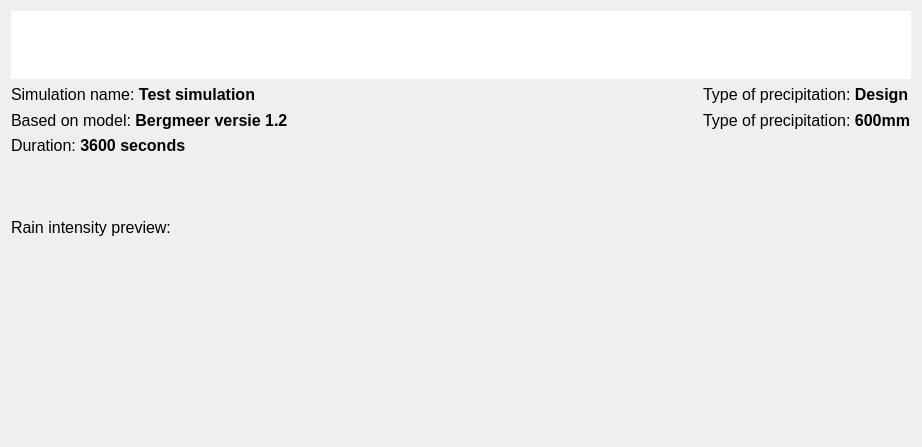
First picture: the form in threedi_api_qgis_client/ui/page4.ui, repository nens/threedi-api-qgis-client, before the edit.
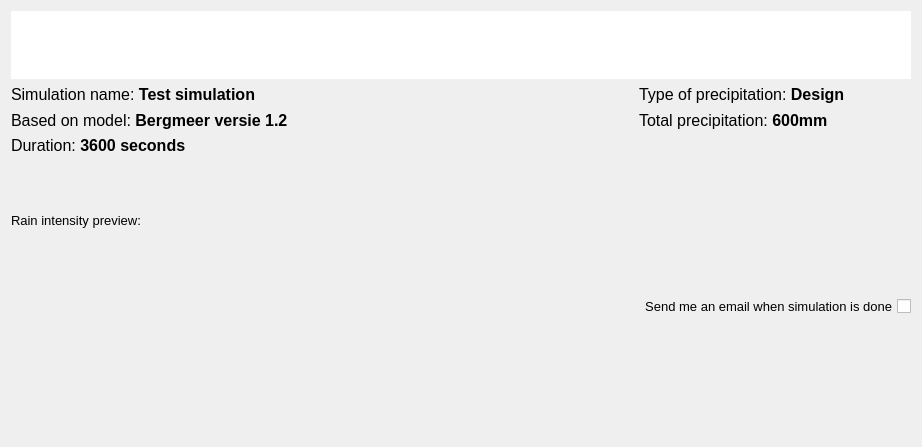
Second picture: the form after the edit.

Commit message: Work on plugin widgets.

```diff
--- a/threedi_api_qgis_client/ui/page4.ui
+++ b/threedi_api_qgis_client/ui/page4.ui
@@ -26,19 +26,6 @@
    <bool>true</bool>
   </property>
   <layout class="QGridLayout" name="gridLayout">
-   <item row="6" column="1">
-    <spacer name="verticalSpacer">
-     <property name="orientation">
-      <enum>Qt::Vertical</enum>
-     </property>
-     <property name="sizeHint" stdset="0">
-      <size>
-       <width>20</width>
-       <height>40</height>
-      </size>
-     </property>
-    </spacer>
-   </item>
    <item row="0" column="0" colspan="3">
     <widget class="QGraphicsView" name="gv_svg">
      <property name="sizePolicy">
@@ -74,19 +61,6 @@
      </property>
     </widget>
    </item>
-   <item row="1" column="2">
-    <widget class="QLabel" name="label">
-     <property name="font">
-      <font>
-       <family>Segoe UI</family>
-       <pointsize>12</pointsize>
-      </font>
-     </property>
-     <property name="text">
-      <string>&lt;html&gt;&lt;head/&gt;&lt;body&gt;&lt;p&gt;Type of precipitation: &lt;span style=&quot; font-weight:600;&quot;&gt;Design&lt;/span&gt;&lt;/p&gt;&lt;/body&gt;&lt;/html&gt;</string>
-     </property>
-    </widget>
-   </item>
    <item row="1" column="1">
     <spacer name="horizontalSpacer">
      <property name="orientation">
@@ -100,19 +74,6 @@
      </property>
     </spacer>
    </item>
-   <item row="2" column="2">
-    <widget class="QLabel" name="label_5">
-     <property name="font">
-      <font>
-       <family>Segoe UI</family>
-       <pointsize>12</pointsize>
-      </font>
-     </property>
-     <property name="text">
-      <string>&lt;html&gt;&lt;head/&gt;&lt;body&gt;&lt;p&gt;Type of precipitation: &lt;span style=&quot; font-weight:600;&quot;&gt;600mm&lt;/span&gt;&lt;/p&gt;&lt;/body&gt;&lt;/html&gt;</string>
-     </property>
-    </widget>
-   </item>
    <item row="3" column="0">
     <widget class="QLabel" name="label_4">
      <property name="font">
@@ -150,7 +111,7 @@
      <property name="font">
       <font>
        <family>Segoe UI</family>
-       <pointsize>12</pointsize>
+       <pointsize>10</pointsize>
       </font>
      </property>
      <property name="text">
@@ -158,6 +119,45 @@
      </property>
     </widget>
    </item>
+   <item row="7" column="1">
+    <spacer name="verticalSpacer">
+     <property name="orientation">
+      <enum>Qt::Vertical</enum>
+     </property>
+     <property name="sizeHint" stdset="0">
+      <size>
+       <width>20</width>
+       <height>40</height>
+      </size>
+     </property>
+    </spacer>
+   </item>
+   <item row="2" column="2">
+    <widget class="QLabel" name="sim_prec_total">
+     <property name="font">
+      <font>
+       <family>Segoe UI</family>
+       <pointsize>12</pointsize>
+      </font>
+     </property>
+     <property name="text">
+      <string>&lt;html&gt;&lt;head/&gt;&lt;body&gt;&lt;p&gt;Total precipitation: &lt;span style=&quot; font-weight:600;&quot;&gt;600mm&lt;/span&gt;&lt;/p&gt;&lt;/body&gt;&lt;/html&gt;</string>
+     </property>
+    </widget>
+   </item>
+   <item row="1" column="2">
+    <widget class="QLabel" name="sim_prec_type">
+     <property name="font">
+      <font>
+       <family>Segoe UI</family>
+       <pointsize>12</pointsize>
+      </font>
+     </property>
+     <property name="text">
+      <string>&lt;html&gt;&lt;head/&gt;&lt;body&gt;&lt;p&gt;Type of precipitation: &lt;span style=&quot; font-weight:600;&quot;&gt;Design&lt;/span&gt;&lt;/p&gt;&lt;/body&gt;&lt;/html&gt;</string>
+     </property>
+    </widget>
+   </item>
    <item row="5" column="0" colspan="3">
     <layout class="QGridLayout" name="lout_plot">
      <property name="bottomMargin">
@@ -165,6 +165,22 @@
      </property>
     </layout>
    </item>
+   <item row="6" column="2">
+    <widget class="QCheckBox" name="sim_email">
+     <property name="font">
+      <font>
+       <family>Segoe UI</family>
+       <pointsize>10</pointsize>
+      </font>
+     </property>
+     <property name="layoutDirection">
+      <enum>Qt::RightToLeft</enum>
+     </property>
+     <property name="text">
+      <string>Send me an email when simulation is done</string>
+     </property>
+    </widget>
+   </item>
   </layout>
  </widget>
  <resources/>
```
Left out of the diff: 6 changed lines with no effect on the pictures. The commit also changes 2 other files.
